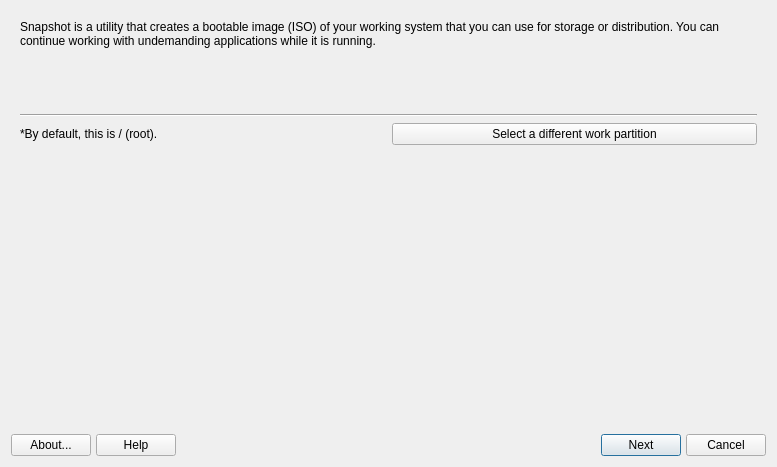
First picture: the form in mxsnapshot.ui, repository AdrianTM/mx-snapshot-old, before the edit.
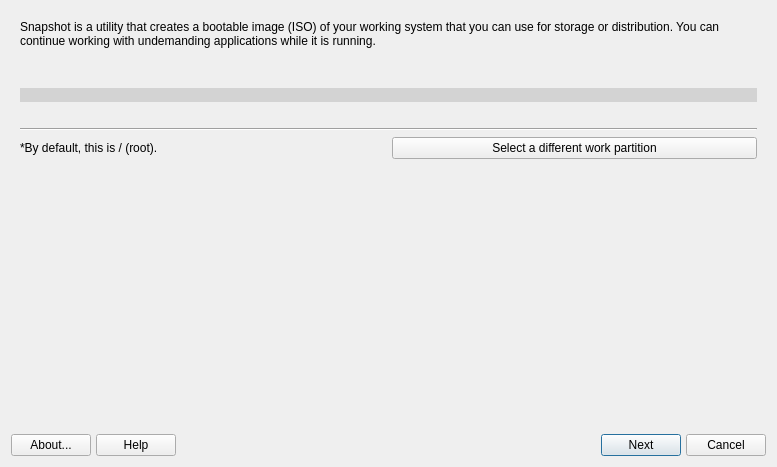
Second picture: the form after the edit. Icons and pictures are not drawn.

Patch:
```diff
--- a/mxsnapshot.ui
+++ b/mxsnapshot.ui
@@ -63,6 +63,12 @@
        </item>
        <item row="2" column="0" colspan="2">
         <widget class="QLabel" name="labelDiskSpace">
+         <property name="autoFillBackground">
+          <bool>false</bool>
+         </property>
+         <property name="styleSheet">
+          <string notr="true">background-color: rgb(211, 211, 211);</string>
+         </property>
          <property name="text">
           <string/>
          </property>
@@ -97,7 +103,7 @@
           </sizepolicy>
          </property>
          <property name="text">
-          <string>&lt;html&gt;&lt;head/&gt;&lt;body&gt;&lt;p&gt;Snapshot is a utility that creates a bootable image (ISO) of your working system that you can use for storage or distribution. You can continue working with undemanding applications while it is running.&lt;/p&gt;&lt;/body&gt;&lt;/html&gt;</string>
+          <string>&lt;html&gt;&lt;head/&gt;&lt;body&gt;&lt;p&gt;Snapshot is a utility that creates a bootable image (ISO) of your working system that you can use for storage or distribution. You can continue working with undemanding applications while it is running.&lt;br/&gt;&lt;/p&gt;&lt;/body&gt;&lt;/html&gt;</string>
          </property>
          <property name="wordWrap">
           <bool>true</bool>
```
